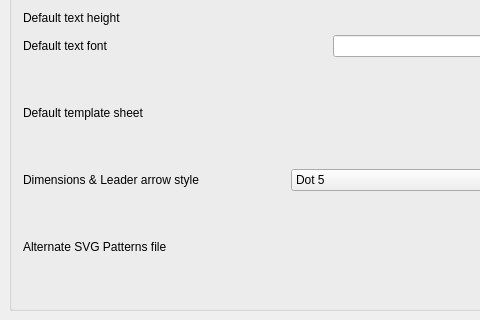
This is src/Mod/Draft/Resources/ui/userprefs-base.ui in berndhahnebach/All_FreeCAD as Qt 5 draws it before an edit; both pictures show x 0 to 480 and y 309 to 629 of the 575 by 629 pixel window. The edited form follows.
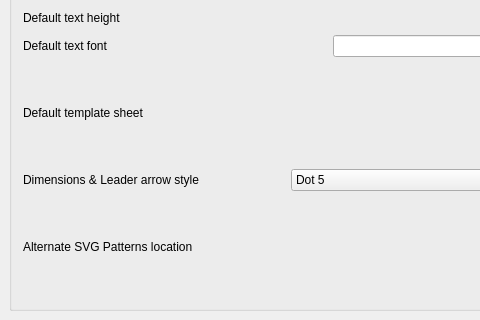
This is the edited form. Custom widgets are drawn as their Qt base class.

The edit to the form file:
```diff
--- a/src/Mod/Draft/Resources/ui/userprefs-base.ui
+++ b/src/Mod/Draft/Resources/ui/userprefs-base.ui
@@ -593,7 +593,7 @@
         <item>
          <widget class="QLabel" name="label_13">
           <property name="text">
-           <string>Alternate SVG Patterns file</string>
+           <string>Alternate SVG Patterns location</string>
           </property>
          </widget>
         </item>
```
Left out of the diff: 2 changed lines with no effect on the pictures.
